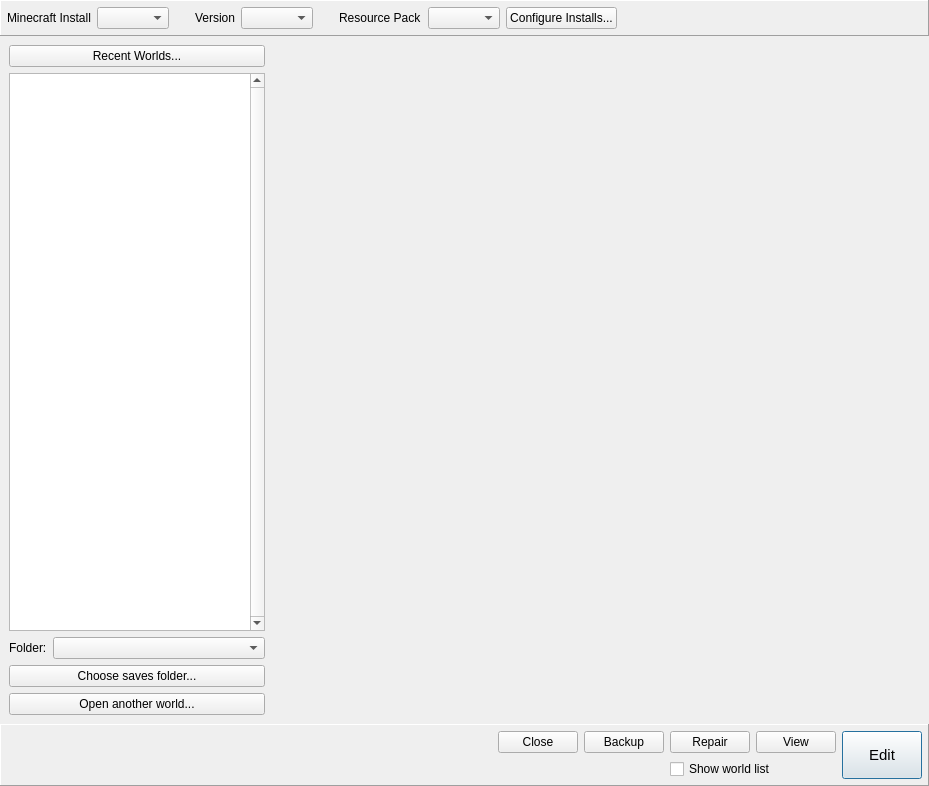
First picture: the form in src/mcedit2/ui/world_list.ui, repository mcedit/mcedit2, before the edit.
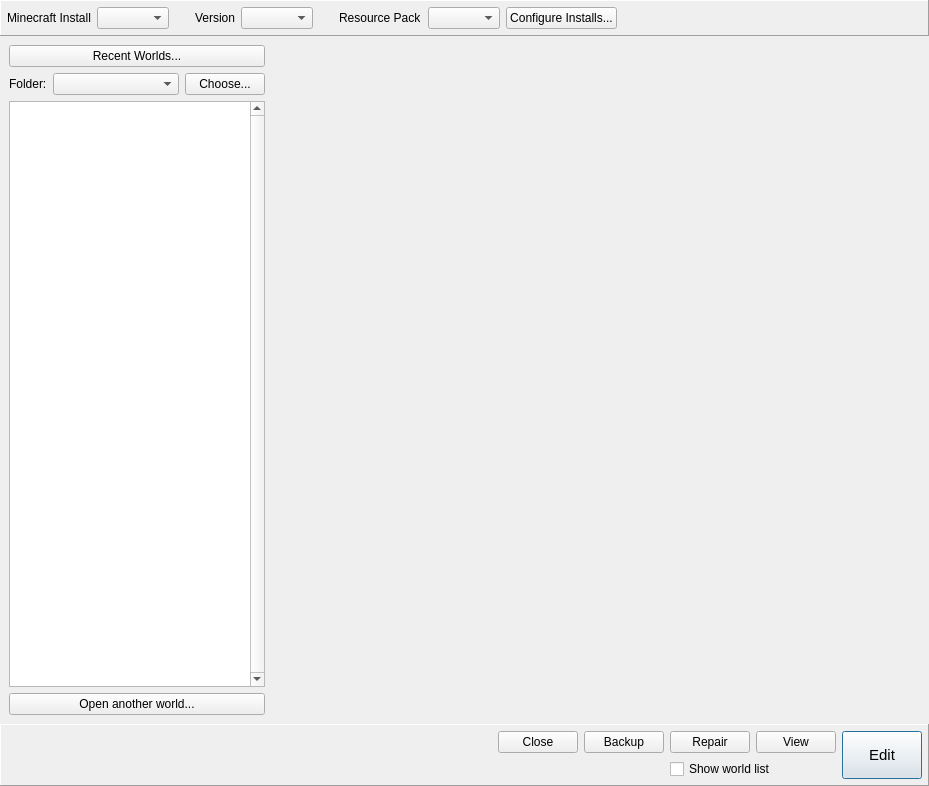
Second picture: the form after the edit.

Diff of the .ui file:
```diff
--- a/src/mcedit2/ui/world_list.ui
+++ b/src/mcedit2/ui/world_list.ui
@@ -141,6 +141,52 @@
           </property>
          </widget>
         </item>
+        <item>
+         <layout class="QHBoxLayout" name="horizontalLayout_3">
+          <item>
+           <widget class="QLabel" name="label_4">
+            <property name="sizePolicy">
+             <sizepolicy hsizetype="Minimum" vsizetype="Preferred">
+              <horstretch>0</horstretch>
+              <verstretch>0</verstretch>
+             </sizepolicy>
+            </property>
+            <property name="text">
+             <string>Folder:</string>
+            </property>
+           </widget>
+          </item>
+          <item>
+           <widget class="QComboBox" name="savesFolderComboBox">
+            <property name="sizePolicy">
+             <sizepolicy hsizetype="MinimumExpanding" vsizetype="Fixed">
+              <horstretch>1</horstretch>
+              <verstretch>0</verstretch>
+             </sizepolicy>
+            </property>
+           </widget>
+          </item>
+          <item>
+           <widget class="QPushButton" name="chooseSavesFolderButton">
+            <property name="sizePolicy">
+             <sizepolicy hsizetype="Minimum" vsizetype="Fixed">
+              <horstretch>0</horstretch>
+              <verstretch>0</verstretch>
+             </sizepolicy>
+            </property>
+            <property name="minimumSize">
+             <size>
+              <width>0</width>
+              <height>0</height>
+             </size>
+            </property>
+            <property name="text">
+             <string>Choose...</string>
+            </property>
+           </widget>
+          </item>
+         </layout>
+        </item>
         <item>
          <widget class="QListView" name="worldListView">
           <property name="sizePolicy">
@@ -166,40 +212,6 @@
           </property>
          </widget>
         </item>
-        <item>
-         <layout class="QHBoxLayout" name="horizontalLayout_3">
-          <item>
-           <widget class="QLabel" name="label_4">
-            <property name="sizePolicy">
-             <sizepolicy hsizetype="Minimum" vsizetype="Preferred">
-              <horstretch>0</horstretch>
-              <verstretch>0</verstretch>
-             </sizepolicy>
-            </property>
-            <property name="text">
-             <string>Folder:</string>
-            </property>
-           </widget>
-          </item>
-          <item>
-           <widget class="QComboBox" name="savesFolderComboBox">
-            <property name="sizePolicy">
-             <sizepolicy hsizetype="MinimumExpanding" vsizetype="Fixed">
-              <horstretch>0</horstretch>
-              <verstretch>0</verstretch>
-             </sizepolicy>
-            </property>
-           </widget>
-          </item>
-         </layout>
-        </item>
-        <item>
-         <widget class="QPushButton" name="chooseSavesFolderButton">
-          <property name="text">
-           <string>Choose saves folder...</string>
-          </property>
-         </widget>
-        </item>
         <item>
          <widget class="QPushButton" name="openWorldButton">
           <property name="text">
```
Left out of the diff: 1 changed line with no effect on the pictures.
